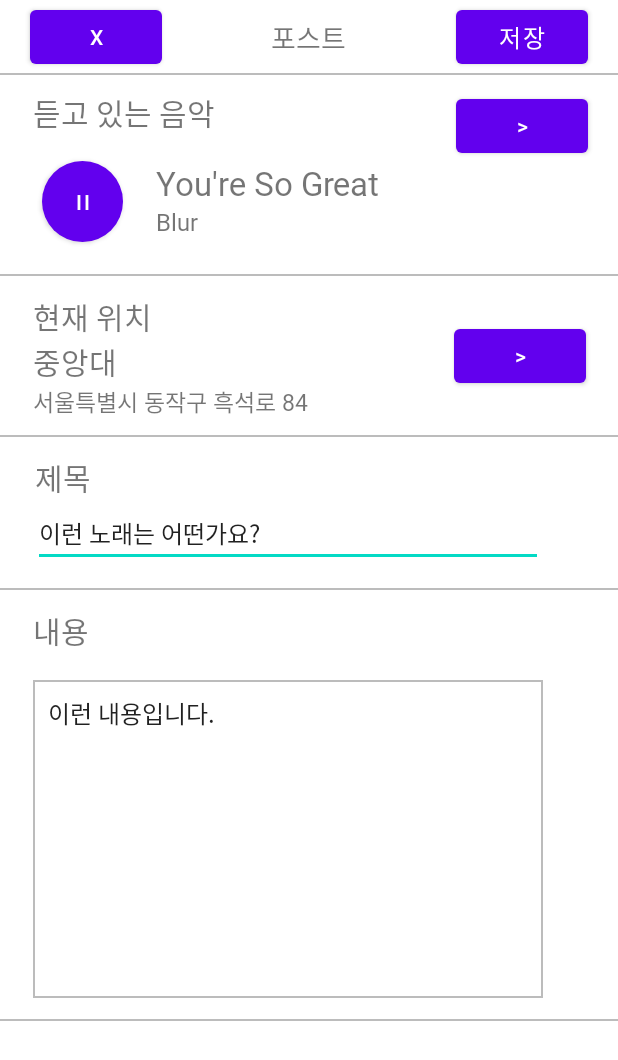
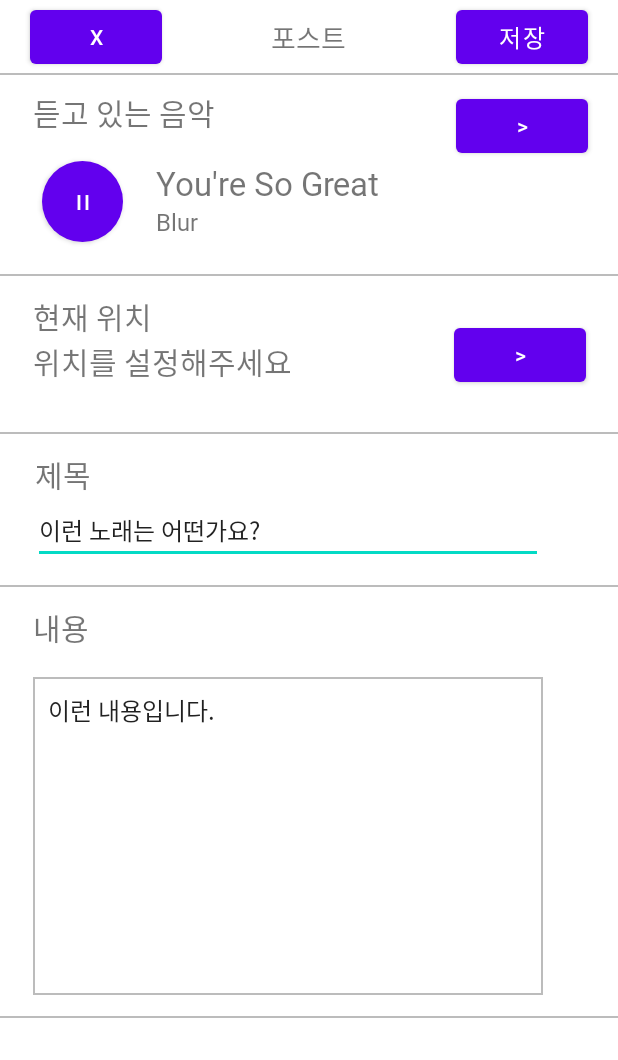
Before and after one commit to purplxider/musicPostFront, an Android app: the layout activity_post.xml on its own in the app's theme, with its tools: preview values and no code run, on a phone screen of 412 x 824 dp. Shown: the top 1060 px of the screen. Run offline under Robolectric (Android 15) with nearby library versions, the phone set to English and light mode, and no system bars.

Commit message:
포스트 액티비티 바인딩

```diff
--- a/app/src/main/res/layout/activity_post.xml
+++ b/app/src/main/res/layout/activity_post.xml
@@ -9,6 +9,7 @@
         android:layout_height="50dp"
         android:background="@drawable/bottom_border">
         <Button
+            android:id="@+id/backButton"
             android:layout_marginStart="20dp"
             android:layout_width="wrap_content"
             android:layout_height="wrap_content"
@@ -30,6 +31,7 @@
         </TextView>
 
         <Button
+            android:id="@+id/saveButton"
             android:layout_marginEnd="20dp"
             android:layout_width="wrap_content"
             android:layout_height="wrap_content"
@@ -139,7 +141,7 @@
                 android:layout_below="@+id/currentLocation"
                 android:fontFamily="@font/spoqahansanssneo_light"
                 android:textSize="20sp"
-                android:text="중앙대"
+                android:text="위치를 설정해주세요"
                 >
 
             </TextView>
@@ -152,7 +154,7 @@
                 android:layout_below="@id/selectedLocationLabel"
                 android:fontFamily="@font/spoqahansanssneo_light"
                 android:textSize="15sp"
-                android:text="서울특별시 동작구 흑석로 84">
+                android:text="">
 
             </TextView>
 
@@ -186,6 +188,7 @@
         </TextView>
 
         <EditText
+            android:id="@+id/titleTextBox"
             android:layout_marginStart="22dp"
             android:layout_marginEnd="50dp"
             android:layout_marginBottom="15dp"
@@ -214,6 +217,7 @@
 
         </TextView>
         <EditText
+            android:id="@+id/postContentTextBox"
             android:layout_marginStart="22dp"
             android:layout_marginEnd="50dp"
             android:layout_marginTop="18dp"
```
Also changed, not shown: app/src/main/java/com/example/musicpost/PostActivity.java (+29 -0 lines).
